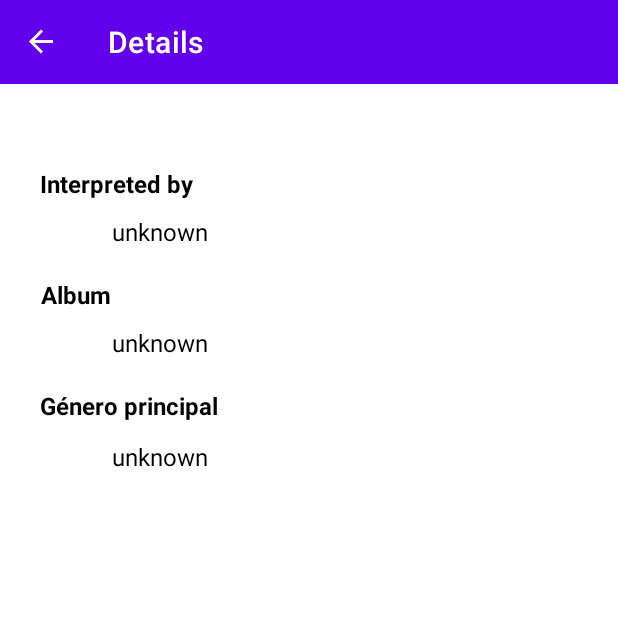
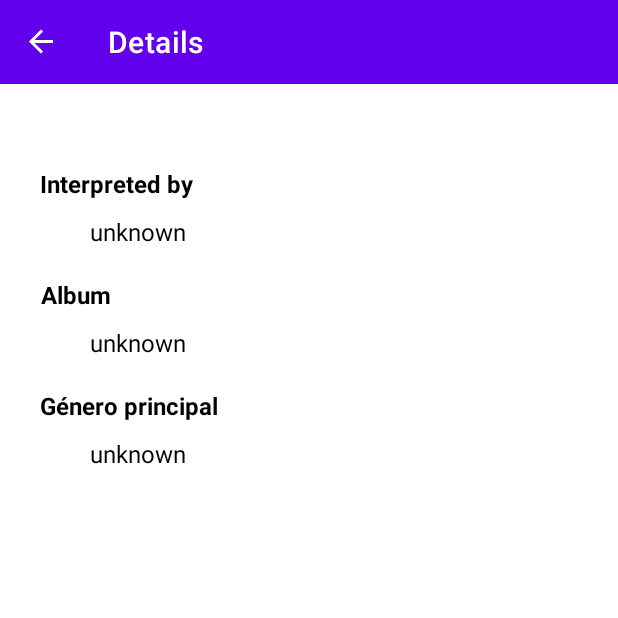
Before and after one commit to edwardburgos/secondchallenge, an Android app: the DetailsFragment screen opened through its navigation route, on a phone screen of 412 x 824 dp, the top half of it. Run offline under Robolectric (Android 15) with nearby library versions, the phone set to English and light mode, and no system bars; our stand-ins replace data binding, navigation-ui; 6 statements that could not run were skipped.

Commit message:
improved details data text views position

```diff
--- a/app/src/main/res/layout/details_fragment.xml
+++ b/app/src/main/res/layout/details_fragment.xml
@@ -1,5 +1,6 @@
 <?xml version="1.0" encoding="utf-8"?>
-<layout xmlns:android="http://schemas.android.com/apk/res/android"
+<layout xmlns:tools="http://schemas.android.com/tools"
+    xmlns:android="http://schemas.android.com/apk/res/android"
     xmlns:app="http://schemas.android.com/apk/res-auto">
 
     <androidx.constraintlayout.widget.ConstraintLayout
@@ -49,19 +50,19 @@
 
         <TextView
             android:id="@+id/albumData"
-            android:layout_width="275dp"
+            android:layout_width="289dp"
             android:layout_height="wrap_content"
             android:layout_marginTop="10dp"
             android:text="@string/unknown"
             android:textSize="@dimen/normal_letter"
             app:layout_constraintEnd_toEndOf="parent"
-            app:layout_constraintHorizontal_bias="0.544"
+            app:layout_constraintHorizontal_bias="0.491"
             app:layout_constraintStart_toStartOf="parent"
             app:layout_constraintTop_toBottomOf="@+id/albumTextView" />
 
         <TextView
             android:id="@+id/generoData"
-            android:layout_width="275dp"
+            android:layout_width="289dp"
             android:layout_height="wrap_content"
             android:layout_marginTop="10dp"
             android:layout_marginBottom="20dp"
@@ -69,19 +70,19 @@
             android:textSize="@dimen/normal_letter"
             app:layout_constraintBottom_toBottomOf="parent"
             app:layout_constraintEnd_toEndOf="parent"
-            app:layout_constraintHorizontal_bias="0.544"
+            app:layout_constraintHorizontal_bias="0.491"
             app:layout_constraintStart_toStartOf="parent"
             app:layout_constraintTop_toBottomOf="@+id/generoTextView"
-            app:layout_constraintVertical_bias="0.004" />
+            app:layout_constraintVertical_bias="0.0" />
 
         <LinearLayout
             android:id="@+id/interpretedByData"
-            android:layout_width="275dp"
-            android:layout_height="0dp"
+            android:layout_width="289dp"
+            android:layout_height="wrap_content"
             android:layout_marginTop="10dp"
             android:orientation="vertical"
             app:layout_constraintEnd_toEndOf="parent"
-            app:layout_constraintHorizontal_bias="0.544"
+            app:layout_constraintHorizontal_bias="0.491"
             app:layout_constraintStart_toStartOf="parent"
             app:layout_constraintTop_toBottomOf="@+id/interpretedByTextView" />
 
```
